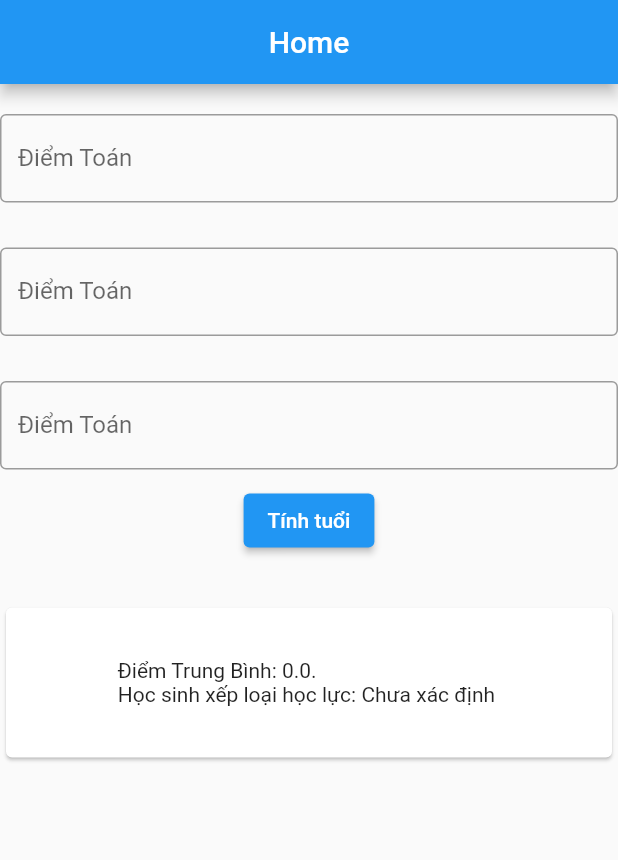
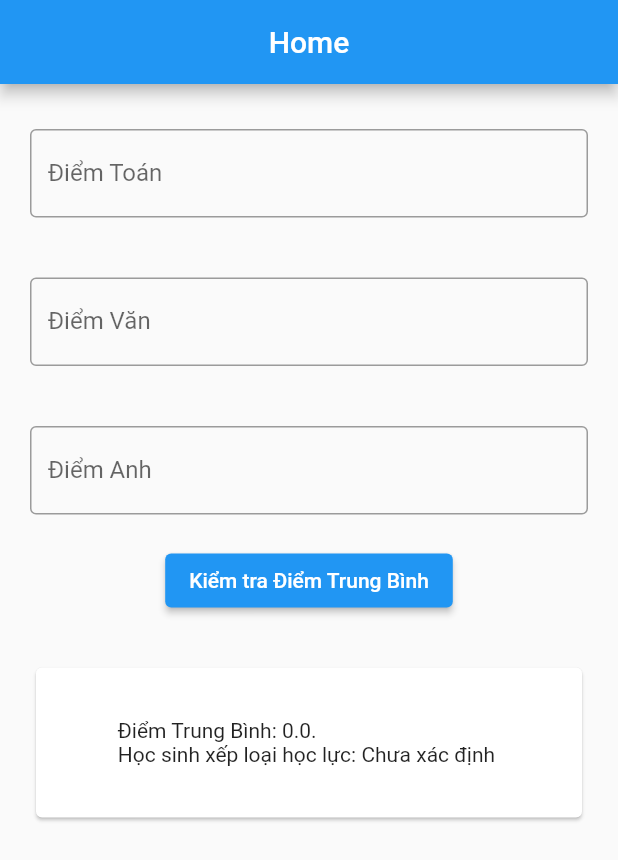
Before and after one commit to bacnghg/app_hoc_luc_p5, a Flutter app: the screen it shows after launch, on a phone screen of 412 x 824 dp. Shown: the top 860 px of the screen. Run offline on Flutter 3.47's test engine with Material 2 defaults, Android fonts, the phone set to English and light mode, and no system bars.

Commit message:
edit function, text

```diff
--- a/lib/main.dart
+++ b/lib/main.dart
@@ -31,6 +31,19 @@ class _HomeScreenState extends State<HomeScreen> {
   int diemAnh = 0;
   String hocLuc = "Chưa xác định";
   double diemTBDB = 0.0;
+
+  void xepLoai(diemTB) {
+    if (diemTB! >= 9) {
+      hocLuc = "Giỏi";
+    } else if (diemTB! < 9 && diemTB! >= 7) {
+      hocLuc = "Khá";
+    } else if (diemTB! < 7 && diemTB! >= 5) {
+      hocLuc = "Trung bình";
+    } else {
+      hocLuc = "Yếu";
+    }
+  }
+
   @override
   Widget build(BuildContext context) {
     return Scaffold(
@@ -42,6 +55,8 @@ class _HomeScreenState extends State<HomeScreen> {
         child: Container(
           height: MediaQuery.of(context).size.height,
           width: MediaQuery.of(context).size.height,
+          padding:
+              const EdgeInsets.only(right: 20, left: 20, top: 10, bottom: 10),
           child: Column(children: [
             // TextField: Điểm toán
             inputWidget(
@@ -50,13 +65,13 @@ class _HomeScreenState extends State<HomeScreen> {
                 controller: diemToanController),
             // TextField: Điểm Văn
             inputWidget(
-                labelText: "Điểm Toán",
-                hintText: "Nhập điểm toán",
+                labelText: "Điểm Văn",
+                hintText: "Nhập điểm Văn",
                 controller: diemVanController),
             // TextFiel: Điểm anh
             inputWidget(
-                labelText: "Điểm Toán",
-                hintText: "Nhập điểm toán",
+                labelText: "Điểm Anh",
+                hintText: "Nhập điểm Anh",
                 controller: diemAnhController),
             // Button show:
             // Tính điểm trung bình, showw, đánh giá
@@ -68,18 +83,11 @@ class _HomeScreenState extends State<HomeScreen> {
                   diemAnh = int.parse(diemAnhController.text);
                   diemTBDB = ((diemToan + diemAnh + diemVan) / 3);
 
-                    if (diemTBDB >= 9.0) {
-                      hocLuc = "Giỏi";
-                    } else if (diemTBDB < 9.0 && diemTBDB >= 7.0) {
-                      hocLuc = "Khá";
-                    } else if (diemTBDB < 7.0 && diemTBDB >= 5.0) {
-                      hocLuc = "Trung bình";
-                    } else {
-                      hocLuc = "Yếu";
-                    }
+                  xepLoai(diemTBDB);
                 });
               },
-                child: Text("Tính tuổi")),
+              child: Text("Kiểm tra Điểm Trung Bình"),
+            ),
             const SizedBox(
               height: 30,
             ),
@@ -107,7 +115,7 @@ Widget inputWidget(
     required String hintText,
     required controller}) {
   return Container(
-      padding: const EdgeInsets.only(top: 20, bottom: 10),
+      padding: const EdgeInsets.only(top: 20, bottom: 20),
       child: TextField(
         decoration: InputDecoration(
           border: OutlineInputBorder(),
@@ -117,15 +125,3 @@ Widget inputWidget(
         controller: controller,
       ));
 }
-
-// void xepLoai(diemTBDB) {
-//   if (diemTBDB! >= 9) {
-//     hocLuc = "Giỏi";
-//   } else if (diemTBDB! < 9 && diemTBDB! >= 7) {
-//     hocLuc = "Khá";
-//   } else if (diemTBDB! < 7 && diemTBDB! >= 5) {
-//     hocLuc = "Trung bình";
-//   } else {
-//     hocLuc = "Yếu";
-//   }
-// }
```
Lines whose indentation alone changed are shown as unchanged.
